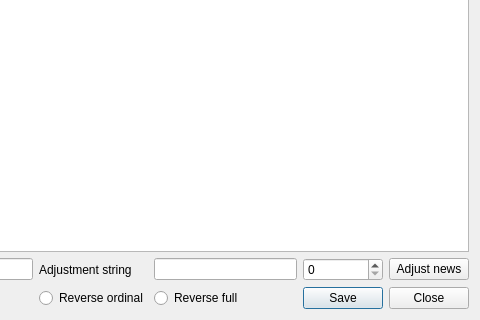
This is headdialog.ui in QTinman/GAnalyzer as Qt 5 draws it before an edit; both pictures show x 231 to 711 and y 154 to 474 of the 711 by 474 pixel window. The edited form follows.
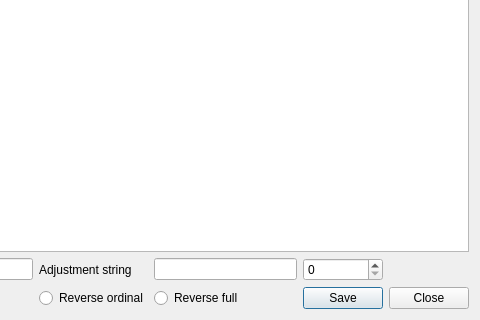
This is the edited form. Icons and pictures are not drawn.

Patch:
```diff
--- a/headdialog.ui
+++ b/headdialog.ui
@@ -101,16 +101,6 @@
        </property>
       </widget>
      </item>
-     <item row="0" column="5">
-      <widget class="QPushButton" name="Adjust">
-       <property name="focusPolicy">
-        <enum>Qt::NoFocus</enum>
-       </property>
-       <property name="text">
-        <string>Adjust news</string>
-       </property>
-      </widget>
-     </item>
      <item row="0" column="4">
       <widget class="QSpinBox" name="numberofchar"/>
      </item>
```
